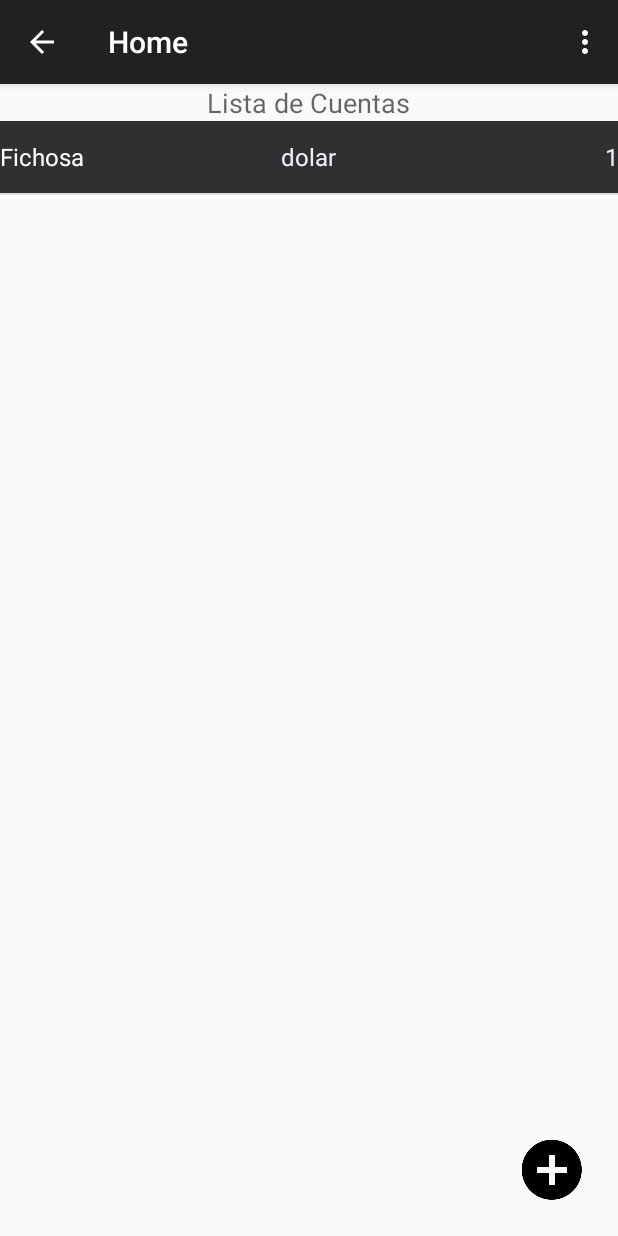
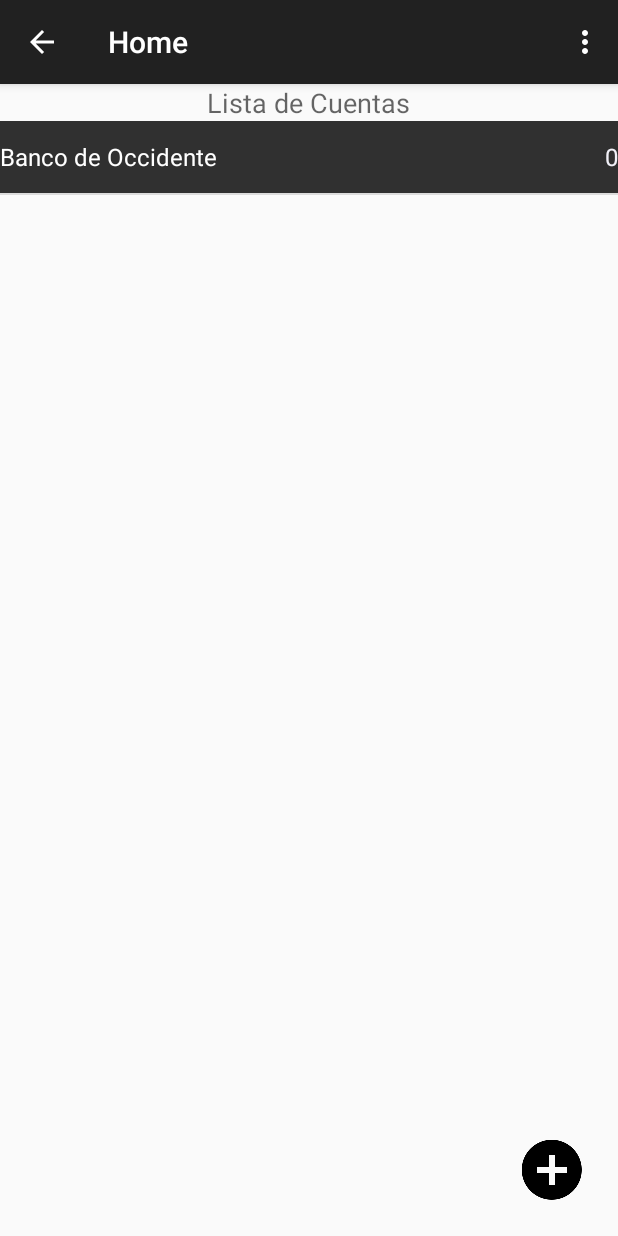
Before and after one commit to WilliamAvila/Money-Control, an Android app: the fragment CuentasFragment placed in its activity, on a phone screen of 412 x 824 dp. Run offline under Robolectric (Android 15) with nearby library versions, the phone set to English and light mode, and no system bars; 2 statements that could not run were skipped.

Commit message:
Showing Accounts from DB working

```diff
--- a/app/src/main/AndroidManifest.xml
+++ b/app/src/main/AndroidManifest.xml
@@ -19,7 +19,7 @@
 
 
         <!-- Add new Activity class name here -->
-        <activity android:name=".SecondScreenActivity"></activity>
+        <activity android:name=".CreateAccountActivity"></activity>
 
     </application>
 
--- a/app/src/main/java/com/example/william/moneycontrol/SecondScreenActivity.java
+++ b/app/src/main/java/com/example/william/moneycontrol/CreateAccountActivity.java
@@ -1,6 +1,8 @@
 package com.example.william.moneycontrol;
 
 import android.app.Activity;
+import android.app.Fragment;
+import android.app.FragmentTransaction;
 import android.content.ContentValues;
 import android.content.Intent;
 import android.database.Cursor;
@@ -25,7 +27,7 @@ import android.widget.Toast;
 /**
  * Created by william on 1/25/15.
  */
-public class SecondScreenActivity extends ActionBarActivity {
+public class CreateAccountActivity extends ActionBarActivity {
 
     private EditText etNumero,etSaldoInicial,etDescripcion;
     String banco,moneda,tipo;
@@ -116,6 +118,7 @@ public class SecondScreenActivity extends ActionBarActivity {
         Toast.makeText(this, "Se Agrego la cuenta Correctamente",
                 Toast.LENGTH_SHORT).show();
 
+
         finish();
     }
 
--- a/app/src/main/java/com/example/william/moneycontrol/CuentasFragment.java
+++ b/app/src/main/java/com/example/william/moneycontrol/CuentasFragment.java
@@ -8,13 +8,8 @@ import android.os.Bundle;
 import android.view.LayoutInflater;
 import android.view.View;
 import android.view.ViewGroup;
-import android.widget.Button;
-import android.widget.EditText;
 import android.widget.ImageButton;
 import android.widget.ListView;
-import android.widget.TextView;
-import android.widget.Toast;
-import android.content.res.TypedArray;
 
 import java.util.ArrayList;
 
@@ -39,7 +34,7 @@ public class CuentasFragment extends Fragment {
        btnNextScreen.setOnClickListener(new View.OnClickListener() {
             @Override
             public void onClick(View v) {
-                Intent nextScreen = new Intent(getActivity().getApplicationContext(),SecondScreenActivity.class);
+                Intent nextScreen = new Intent(getActivity().getApplicationContext(),CreateAccountActivity.class);
 
                 startActivity(nextScreen);
 
@@ -47,34 +42,10 @@ public class CuentasFragment extends Fragment {
         });
 
 
-        Button btn = (Button) rootView.findViewById((R.id.button));
-        btn.setOnClickListener(new View.OnClickListener() {
-            @Override
-            public void onClick(View v) {
-                AdminSQLiteOpenHelper admin = new AdminSQLiteOpenHelper(rootView.getContext(),"MoneyControl", null, 1);
-                SQLiteDatabase bd = admin.getWritableDatabase();
-                EditText et1 = (EditText)rootView.findViewById(R.id.editText);
-                TextView tv1 =(TextView)rootView.findViewById(R.id.textViewBanco);
-                TextView tv2 =(TextView)rootView.findViewById(R.id.textViewSaldo);
-                String cod = et1.getText().toString();
-                Cursor fila = bd.rawQuery(
-                        "select Banco,SaldoInicial from Cuenta where IdCuenta=" + cod, null);
-
-
-                if (fila.moveToFirst()) {
-                    tv1.setText(fila.getString(0));
-                    tv2.setText(fila.getString(1));
-                } else
-                    Toast.makeText(rootView.getContext(), "No existe cuenta",
-                            Toast.LENGTH_SHORT).show();
-                bd.close();
-
-            }
-        });
 
 
 
-        ArrayList<AccountItem> cuentas = GetlistContact();
+        ArrayList<AccountItem> cuentas = GetlistAccounts();
         ListView lv = (ListView)rootView.findViewById(R.id.listViewLpsAccounts);
         lv.setAdapter(new ListViewAccountAdapter(getActivity().getApplicationContext(), cuentas));
 
@@ -82,12 +53,34 @@ public class CuentasFragment extends Fragment {
 
 
     }
-    private ArrayList<AccountItem> GetlistContact(){
+    private ArrayList<AccountItem> GetlistAccounts(){
         ArrayList<AccountItem> cuentas = new ArrayList<AccountItem>();
 
 
+        AdminSQLiteOpenHelper admin = new AdminSQLiteOpenHelper(rootView.getContext(),"MoneyControl", null, 1);
+        SQLiteDatabase bd = admin.getWritableDatabase();
+        String Banco="";
+        String Tipo="";
+        int numeroCuenta=0;
 
-        cuentas.add(new AccountItem("Fichosa","dolar",001));
+
+        Cursor fila = bd.rawQuery(
+                "select Banco,numeroCuenta, TipoCuenta from Cuenta" , null);
+
+
+
+
+       while(fila.moveToNext()){
+           Banco=fila.getString(0);
+           Tipo=fila.getString(1);
+           numeroCuenta=fila.getInt(2);
+           cuentas.add(new AccountItem(Banco,Tipo,numeroCuenta));
+           fila.moveToNext();
+       }
+
+
+        bd.close();
+
 
         return cuentas;
     }
```
